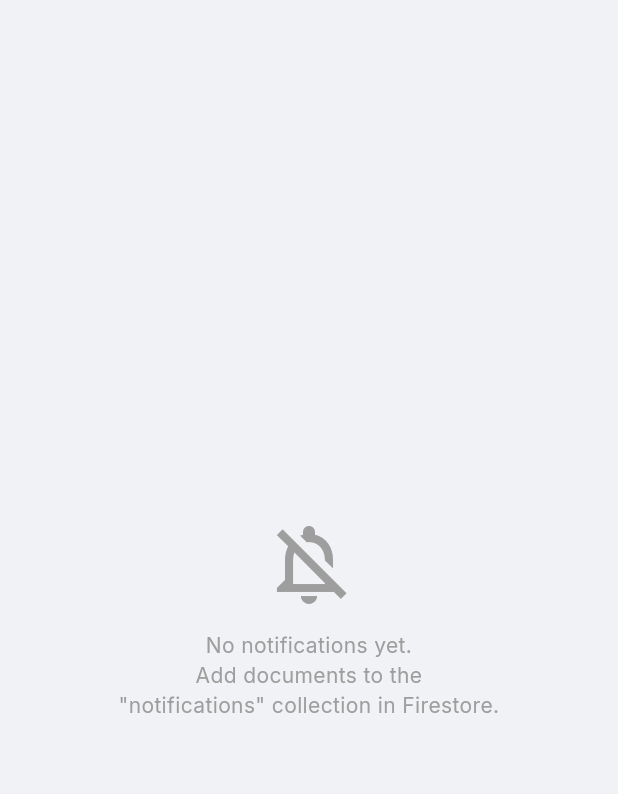
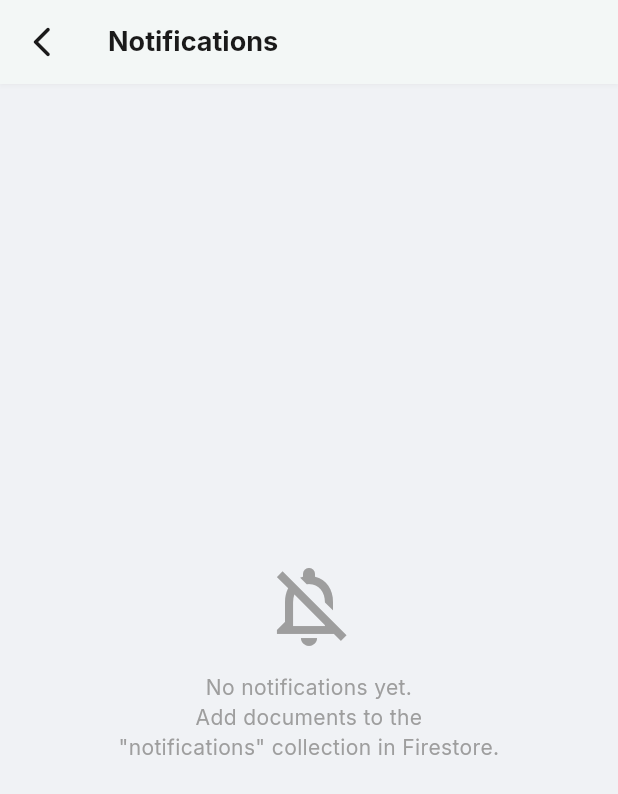
Before and after one commit to yushapiumal/sjb-feed, a Flutter app: the NotificationsPage screen opened directly, on a phone screen of 412 x 824 dp. Shown: the top 794 px of the screen. Run offline on Flutter 3.47's test engine with Material 3 defaults, Android fonts, the phone set to English and light mode, and no system bars; our stand-ins replace cloud_firestore, dropdown_button2, easy_localization, firebase_auth, firebase_core, firebase_messaging and 11 more; missing offline and left inert: firebase_app_check, flutter_facebook_auth; accounts and stored records are empty.

Commit message:
add appBar with back arrow to NotificationsPage

```diff
--- a/lib/screens/notifications_page.dart
+++ b/lib/screens/notifications_page.dart
@@ -73,6 +73,24 @@ class _NotificationsPageState extends State<NotificationsPage> {
   Widget build(BuildContext context) {
     return Scaffold(
       backgroundColor: const Color(0xFFF0F2F5),
+      appBar: AppBar(
+        backgroundColor: Colors.white,
+        elevation: 1,
+        shadowColor: Colors.black12,
+        leading: IconButton(
+          icon: const Icon(Icons.arrow_back_ios_new_rounded, color: AppColors.textPrimary),
+          onPressed: () => Navigator.pop(context),
+        ),
+        title: Text(
+          'Notifications',
+          style: GoogleFonts.inter(
+            color: AppColors.textPrimary,
+            fontWeight: FontWeight.w700,
+            fontSize: 18,
+          ),
+        ),
+        centerTitle: false,
+      ),
       body: StreamBuilder<QuerySnapshot>(
         stream: _notifStream(),
         builder: (context, snapshot) {
```
